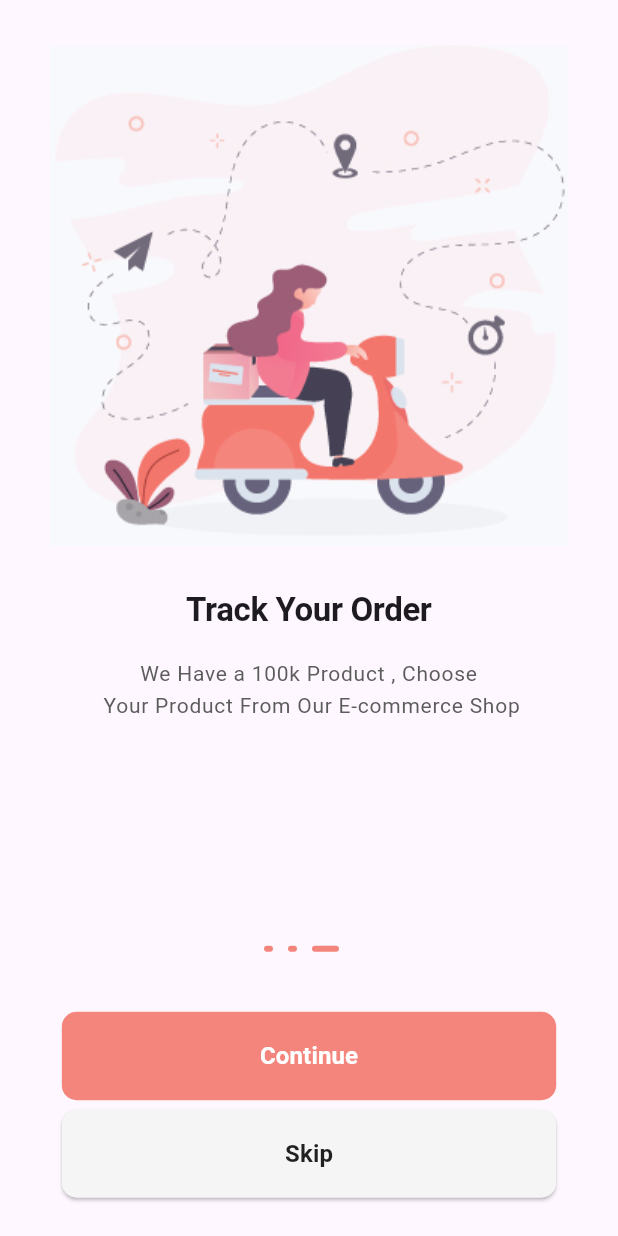
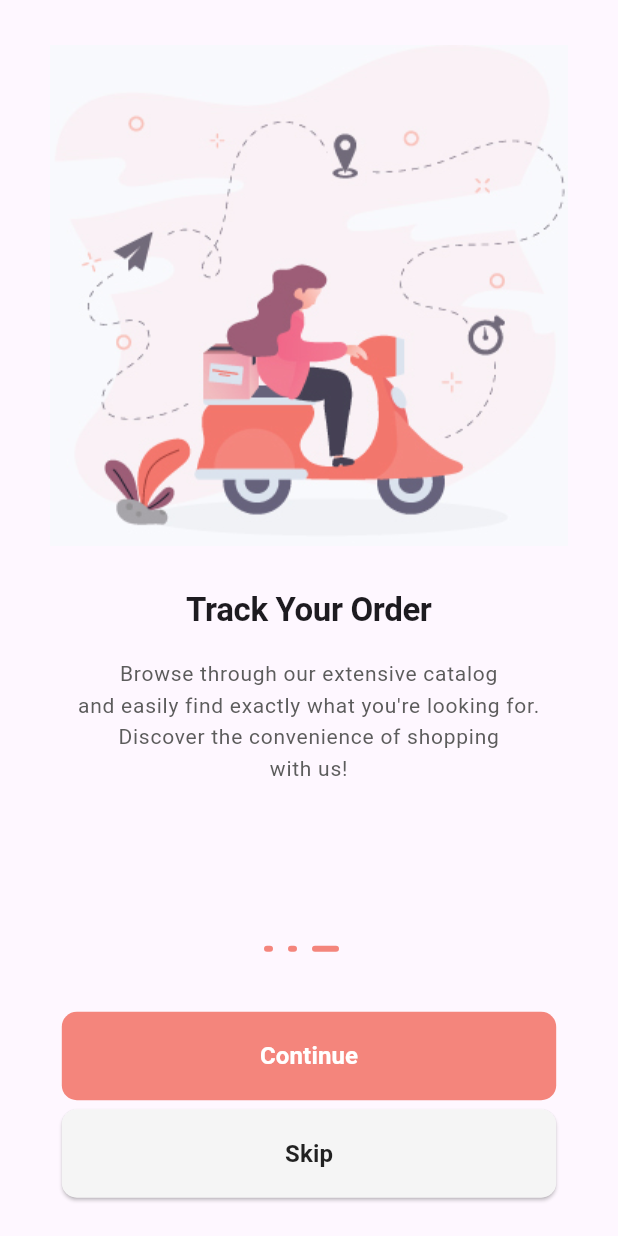
Before and after one commit to AbdelrhmanAmer/Complete-Commerce-App, a Flutter app: the screen it shows after launch, swiped to page 3, on a phone screen of 412 x 824 dp. Run offline on Flutter 3.47's test engine with Material 3 defaults, Android fonts, the phone set to English and light mode, and no system bars; our stand-ins replace get, google_fonts, shared_preferences; project files that could hold a hidden picture were left out.

Commit message:
relative import, edit data_source

```diff
--- a/commplete_commerce_app/lib/core/localization/translation.dart
+++ /dev/null
@@ -1,9 +0,0 @@
-import 'package:get/get.dart';
-
-class MyTranslation extends Translations {
-  @override
-  Map<String, Map<String, String>> get keys => {
-        "ar": {"1": "اهلا"},
-        "en": {"1": "hi"},
-      };
-}
--- a/commplete_commerce_app/lib/data/data_source/static/static.dart
+++ b/commplete_commerce_app/lib/data/data_source/static/static.dart
@@ -1,22 +1,20 @@
-import 'package:commplete_commerce_app/data/model/OnBoardingModel.dart';
+import '../../model/OnBoardingModel.dart';
+
 
 List<OnBoardingModel> onBoardingList = [
   OnBoardingModel(
     title: "Choose Product",
-    body:
-        "We Have a 100k+ Product , Choose \n Your Product From  Our \n E-commerce Shop",
+    body: "We Have a 100k Product Catalog. \nExplore and select your desired items \nfrom our diverse e-commerce shop.",
     image: "assets/images/one.PNG",
   ),
   OnBoardingModel(
-    title: "Easy And Safe Paymnet",
-    body:
-        "We Have a 100k Product , Choose \n Your Product From Our E-commerce Shop",
+    title: "Easy And Safe Payment",
+    body: "Enjoy swift and reliable delivery services. \nShop with confidence knowing that your \norders will arrive promptly.",
     image: "assets/images/two.PNG",
   ),
   OnBoardingModel(
     title: "Track Your Order",
-    body:
-        "We Have a 100k Product , Choose \n Your Product From Our E-commerce Shop",
+    body: "Browse through our extensive catalog \nand easily find exactly what you're looking for. \nDiscover the convenience of shopping \nwith us!",
     image: "assets/images/three.PNG",
   ),
 ];
--- a/commplete_commerce_app/lib/main.dart
+++ b/commplete_commerce_app/lib/main.dart
@@ -1,4 +1,4 @@
-import 'package:commplete_commerce_app/core/localization/translation.dart';
+
 import 'package:flutter/material.dart';
 import 'package:get/get.dart';
 import 'package:google_fonts/google_fonts.dart';
@@ -20,7 +20,6 @@
   @override
   Widget build(BuildContext context) {
     return GetMaterialApp(
-      translations: MyTranslation(),
 
       debugShowCheckedModeBanner: false,
       title: 'Flutter Demo',
```
